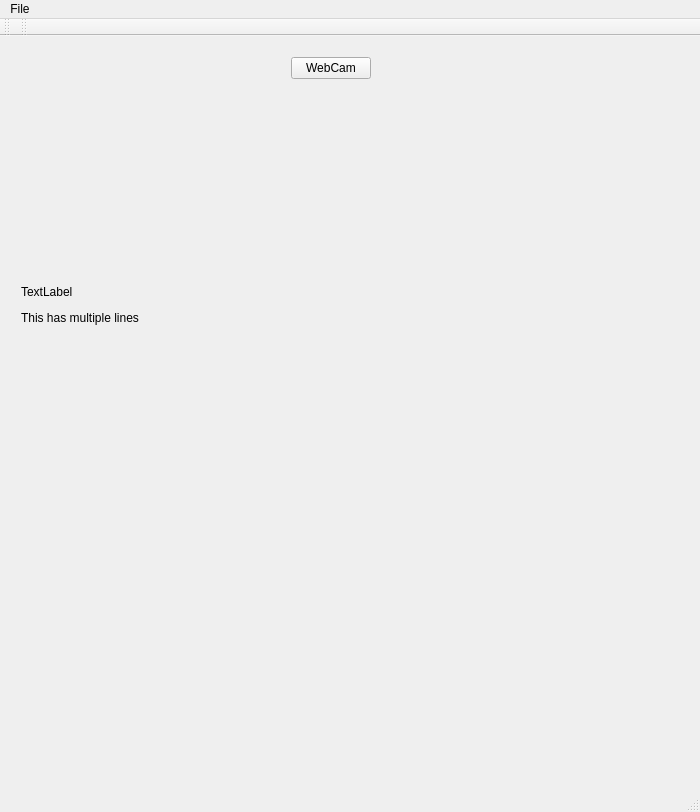
First picture: the form in cpp/car-gui/main_window.ui, repository berickson/car, before the edit.
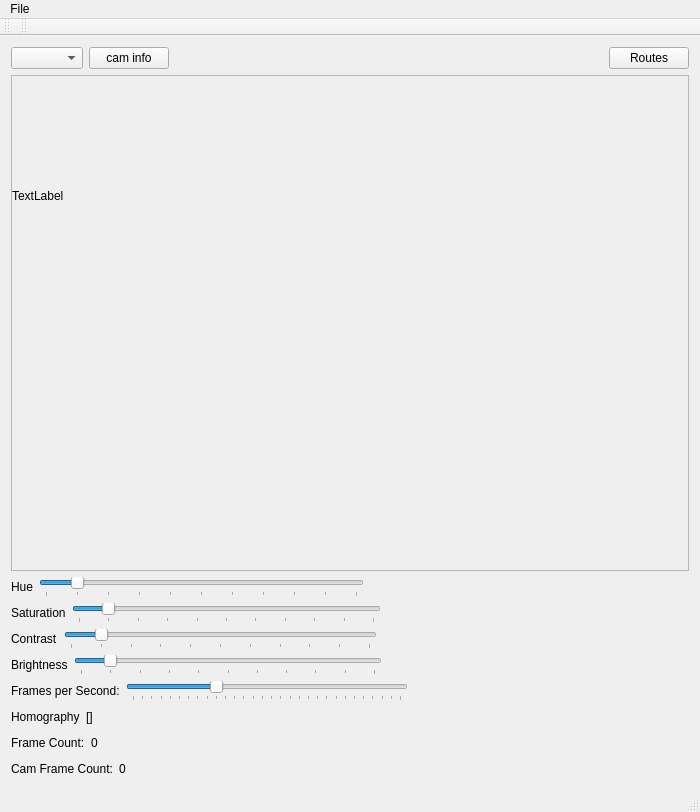
Second picture: the form after the edit. Icons and pictures are not drawn.

What changed in the file:
```diff
--- a/cpp/car-gui/main_window.ui
+++ b/cpp/car-gui/main_window.ui
@@ -27,22 +27,71 @@
    <bool>false</bool>
   </property>
   <widget class="QWidget" name="centralWidget">
-   <widget class="QWidget" name="layoutWidget">
-    <property name="geometry">
-     <rect>
-      <x>10</x>
-      <y>10</y>
-      <width>642</width>
-      <height>512</height>
-     </rect>
-    </property>
-    <layout class="QVBoxLayout" name="verticalLayout_2">
-     <item>
-      <layout class="QHBoxLayout" name="horizontalLayout">
-       <item>
-        <widget class="QPushButton" name="webcamButton">
-         <property name="text">
-          <string>WebCam</string>
+   <property name="sizePolicy">
+    <sizepolicy hsizetype="Expanding" vsizetype="Expanding">
+     <horstretch>0</horstretch>
+     <verstretch>0</verstretch>
+    </sizepolicy>
+   </property>
+   <layout class="QVBoxLayout" name="verticalLayout">
+    <item>
+     <layout class="QVBoxLayout" name="verticalLayout_2" stretch="0,0,0,0,0,0,0,0,0,0">
+      <property name="sizeConstraint">
+       <enum>QLayout::SetNoConstraint</enum>
+      </property>
+      <item>
+       <layout class="QHBoxLayout" name="horizontalLayout">
+        <item>
+         <widget class="QComboBox" name="resolutions_combo_box"/>
+        </item>
+        <item>
+         <widget class="QPushButton" name="webcamButton">
+          <property name="text">
+           <string>cam info</string>
+          </property>
+         </widget>
+        </item>
+        <item>
+         <spacer name="horizontalSpacer">
+          <property name="orientation">
+           <enum>Qt::Horizontal</enum>
+          </property>
+          <property name="sizeHint" stdset="0">
+           <size>
+            <width>40</width>
+            <height>20</height>
+           </size>
+          </property>
+         </spacer>
+        </item>
+        <item>
+         <widget class="QPushButton" name="routesButton">
+          <property name="text">
+           <string>Routes</string>
+          </property>
+         </widget>
+        </item>
+       </layout>
+      </item>
+      <item>
+       <widget class="QScrollArea" name="scrollArea">
+        <property name="verticalScrollBarPolicy">
+         <enum>Qt::ScrollBarAsNeeded</enum>
+        </property>
+        <property name="horizontalScrollBarPolicy">
+         <enum>Qt::ScrollBarAsNeeded</enum>
+        </property>
+        <property name="widgetResizable">
+         <bool>true</bool>
+        </property>
+        <widget class="QWidget" name="scroll_area_contents">
+         <property name="geometry">
+          <rect>
+           <x>0</x>
+           <y>0</y>
+           <width>320</width>
+           <height>240</height>
+          </rect>
          </property>
          <property name="sizePolicy">
           <sizepolicy hsizetype="Fixed" vsizetype="Fixed">
@@ -81,30 +130,349 @@
           </item>
          </layout>
         </widget>
-       </item>
-      </layout>
-     </item>
-     <item>
-      <widget class="QLabel" name="display_image">
-       <property name="sizePolicy">
-        <sizepolicy hsizetype="Expanding" vsizetype="Expanding">
-         <horstretch>0</horstretch>
-         <verstretch>0</verstretch>
-        </sizepolicy>
-       </property>
-       <property name="minimumSize">
-        <size>
-         <width>640</width>
-         <height>480</height>
-        </size>
-       </property>
-       <property name="text">
-        <string>&lt;html&gt;&lt;head/&gt;&lt;body&gt;&lt;p&gt;TextLabel&lt;/p&gt;&lt;p&gt;This has multiple lines&lt;/p&gt;&lt;p&gt;&lt;br/&gt;&lt;/p&gt;&lt;/body&gt;&lt;/html&gt;</string>
-       </property>
-      </widget>
-     </item>
-    </layout>
-   </widget>
+       </widget>
+      </item>
+      <item>
+       <layout class="QHBoxLayout" name="horizontalLayout_8">
+        <item>
+         <widget class="QLabel" name="homography_label_5">
+          <property name="text">
+           <string>Hue</string>
+          </property>
+         </widget>
+        </item>
+        <item>
+         <widget class="QSlider" name="hue_slider">
+          <property name="minimum">
+           <number>0</number>
+          </property>
+          <property name="maximum">
+           <number>100</number>
+          </property>
+          <property name="value">
+           <number>10</number>
+          </property>
+          <property name="sliderPosition">
+           <number>10</number>
+          </property>
+          <property name="orientation">
+           <enum>Qt::Horizontal</enum>
+          </property>
+          <property name="tickPosition">
+           <enum>QSlider::TicksBelow</enum>
+          </property>
+          <property name="tickInterval">
+           <number>10</number>
+          </property>
+         </widget>
+        </item>
+        <item>
+         <spacer name="horizontalSpacer_8">
+          <property name="orientation">
+           <enum>Qt::Horizontal</enum>
+          </property>
+          <property name="sizeHint" stdset="0">
+           <size>
+            <width>40</width>
+            <height>20</height>
+           </size>
+          </property>
+         </spacer>
+        </item>
+       </layout>
+      </item>
+      <item>
+       <layout class="QHBoxLayout" name="horizontalLayout_9">
+        <item>
+         <widget class="QLabel" name="homography_label_6">
+          <property name="text">
+           <string>Saturation</string>
+          </property>
+         </widget>
+        </item>
+        <item>
+         <widget class="QSlider" name="saturation_slider">
+          <property name="minimum">
+           <number>0</number>
+          </property>
+          <property name="maximum">
+           <number>100</number>
+          </property>
+          <property name="value">
+           <number>10</number>
+          </property>
+          <property name="sliderPosition">
+           <number>10</number>
+          </property>
+          <property name="orientation">
+           <enum>Qt::Horizontal</enum>
+          </property>
+          <property name="tickPosition">
+           <enum>QSlider::TicksBelow</enum>
+          </property>
+          <property name="tickInterval">
+           <number>10</number>
+          </property>
+         </widget>
+        </item>
+        <item>
+         <spacer name="horizontalSpacer_9">
+          <property name="orientation">
+           <enum>Qt::Horizontal</enum>
+          </property>
+          <property name="sizeHint" stdset="0">
+           <size>
+            <width>40</width>
+            <height>20</height>
+           </size>
+          </property>
+         </spacer>
+        </item>
+       </layout>
+      </item>
+      <item>
+       <layout class="QHBoxLayout" name="horizontalLayout_7">
+        <item>
+         <widget class="QLabel" name="homography_label_4">
+          <property name="text">
+           <string>Contrast</string>
+          </property>
+         </widget>
+        </item>
+        <item>
+         <widget class="QSlider" name="contrast_slider">
+          <property name="minimum">
+           <number>0</number>
+          </property>
+          <property name="maximum">
+           <number>100</number>
+          </property>
+          <property name="value">
+           <number>10</number>
+          </property>
+          <property name="sliderPosition">
+           <number>10</number>
+          </property>
+          <property name="orientation">
+           <enum>Qt::Horizontal</enum>
+          </property>
+          <property name="tickPosition">
+           <enum>QSlider::TicksBelow</enum>
+          </property>
+          <property name="tickInterval">
+           <number>10</number>
+          </property>
+         </widget>
+        </item>
+        <item>
+         <spacer name="horizontalSpacer_7">
+          <property name="orientation">
+           <enum>Qt::Horizontal</enum>
+          </property>
+          <property name="sizeHint" stdset="0">
+           <size>
+            <width>40</width>
+            <height>20</height>
+           </size>
+          </property>
+         </spacer>
+        </item>
+       </layout>
+      </item>
+      <item>
+       <layout class="QHBoxLayout" name="horizontalLayout_5">
+        <item>
+         <widget class="QLabel" name="homography_label_3">
+          <property name="text">
+           <string>Brightness</string>
+          </property>
+         </widget>
+        </item>
+        <item>
+         <widget class="QSlider" name="brightness_slider">
+          <property name="minimum">
+           <number>0</number>
+          </property>
+          <property name="maximum">
+           <number>100</number>
+          </property>
+          <property name="value">
+           <number>10</number>
+          </property>
+          <property name="sliderPosition">
+           <number>10</number>
+          </property>
+          <property name="orientation">
+           <enum>Qt::Horizontal</enum>
+          </property>
+          <property name="tickPosition">
+           <enum>QSlider::TicksBelow</enum>
+          </property>
+          <property name="tickInterval">
+           <number>10</number>
+          </property>
+         </widget>
+        </item>
+        <item>
+         <spacer name="horizontalSpacer_5">
+          <property name="orientation">
+           <enum>Qt::Horizontal</enum>
+          </property>
+          <property name="sizeHint" stdset="0">
+           <size>
+            <width>40</width>
+            <height>20</height>
+           </size>
+          </property>
+         </spacer>
+        </item>
+       </layout>
+      </item>
+      <item>
+       <layout class="QHBoxLayout" name="horizontalLayout_4">
+        <item>
+         <widget class="QLabel" name="homography_label_2">
+          <property name="text">
+           <string>Frames per Second:</string>
+          </property>
+         </widget>
+        </item>
+        <item>
+         <widget class="QSlider" name="frames_per_second_slider">
+          <property name="minimum">
+           <number>1</number>
+          </property>
+          <property name="maximum">
+           <number>30</number>
+          </property>
+          <property name="value">
+           <number>10</number>
+          </property>
+          <property name="sliderPosition">
+           <number>10</number>
+          </property>
+          <property name="orientation">
+           <enum>Qt::Horizontal</enum>
+          </property>
+          <property name="tickPosition">
+           <enum>QSlider::TicksBelow</enum>
+          </property>
+          <property name="tickInterval">
+           <number>1</number>
+          </property>
+         </widget>
+        </item>
+        <item>
+         <spacer name="horizontalSpacer_4">
+          <property name="orientation">
+           <enum>Qt::Horizontal</enum>
+          </property>
+          <property name="sizeHint" stdset="0">
+           <size>
+            <width>40</width>
+            <height>20</height>
+           </size>
+          </property>
+         </spacer>
+        </item>
+       </layout>
+      </item>
+      <item>
+       <layout class="QHBoxLayout" name="horizontalLayout_3">
+        <item>
+         <widget class="QLabel" name="homography_label">
+          <property name="text">
+           <string>Homography</string>
+          </property>
+         </widget>
+        </item>
+        <item>
+         <widget class="QLabel" name="homography_text">
+          <property name="text">
+           <string>[]</string>
+          </property>
+         </widget>
+        </item>
+        <item>
+         <spacer name="horizontalSpacer_3">
+          <property name="orientation">
+           <enum>Qt::Horizontal</enum>
+          </property>
+          <property name="sizeHint" stdset="0">
+           <size>
+            <width>40</width>
+            <height>20</height>
+           </size>
+          </property>
+         </spacer>
+        </item>
+       </layout>
+      </item>
+      <item>
+       <layout class="QHBoxLayout" name="horizontalLayout_2">
+        <item>
+         <widget class="QLabel" name="frame_count_label">
+          <property name="text">
+           <string>Frame Count:</string>
+          </property>
+         </widget>
+        </item>
+        <item>
+         <widget class="QLabel" name="frame_count_text">
+          <property name="text">
+           <string>0</string>
+          </property>
+         </widget>
+        </item>
+        <item>
+         <spacer name="horizontalSpacer_2">
+          <property name="orientation">
+           <enum>Qt::Horizontal</enum>
+          </property>
+          <property name="sizeHint" stdset="0">
+           <size>
+            <width>40</width>
+            <height>20</height>
+           </size>
+          </property>
+         </spacer>
+        </item>
+       </layout>
+      </item>
+      <item>
+       <layout class="QHBoxLayout" name="horizontalLayout_6">
+        <item>
+         <widget class="QLabel" name="cam_frame_count_label">
+          <property name="text">
+           <string>Cam Frame Count:</string>
+          </property>
+         </widget>
+        </item>
+        <item>
+         <widget class="QLabel" name="cam_frame_count_text">
+          <property name="text">
+           <string>0</string>
+          </property>
+         </widget>
+        </item>
+        <item>
+         <spacer name="horizontalSpacer_6">
+          <property name="orientation">
+           <enum>Qt::Horizontal</enum>
+          </property>
+          <property name="sizeHint" stdset="0">
+           <size>
+            <width>40</width>
+            <height>20</height>
+           </size>
+          </property>
+         </spacer>
+        </item>
+       </layout>
+      </item>
+     </layout>
+    </item>
+   </layout>
   </widget>
   <widget class="QMenuBar" name="menuBar">
    <property name="geometry">
```
